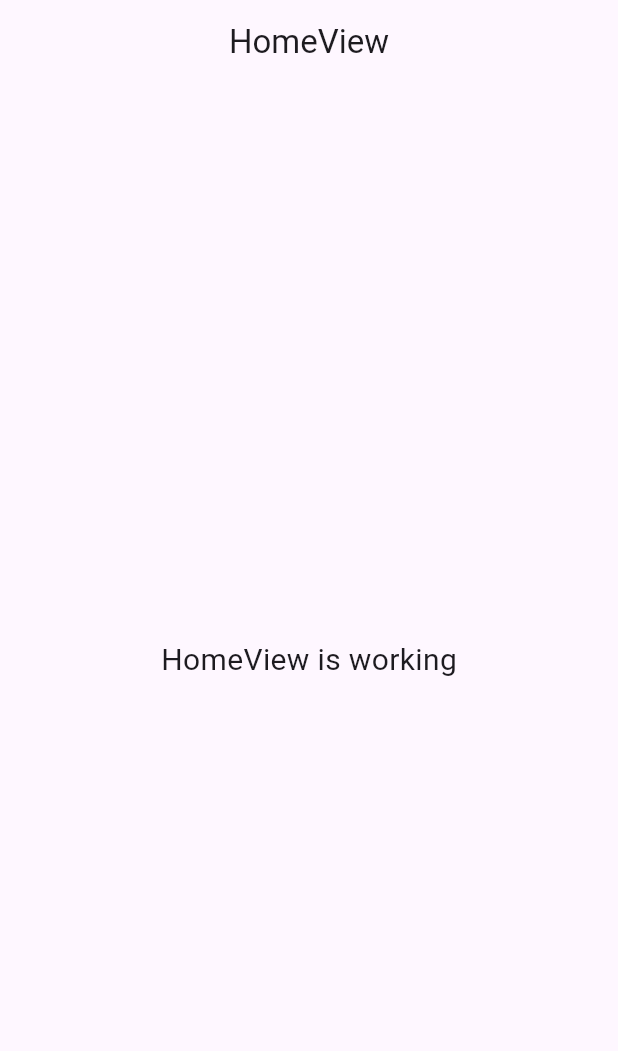
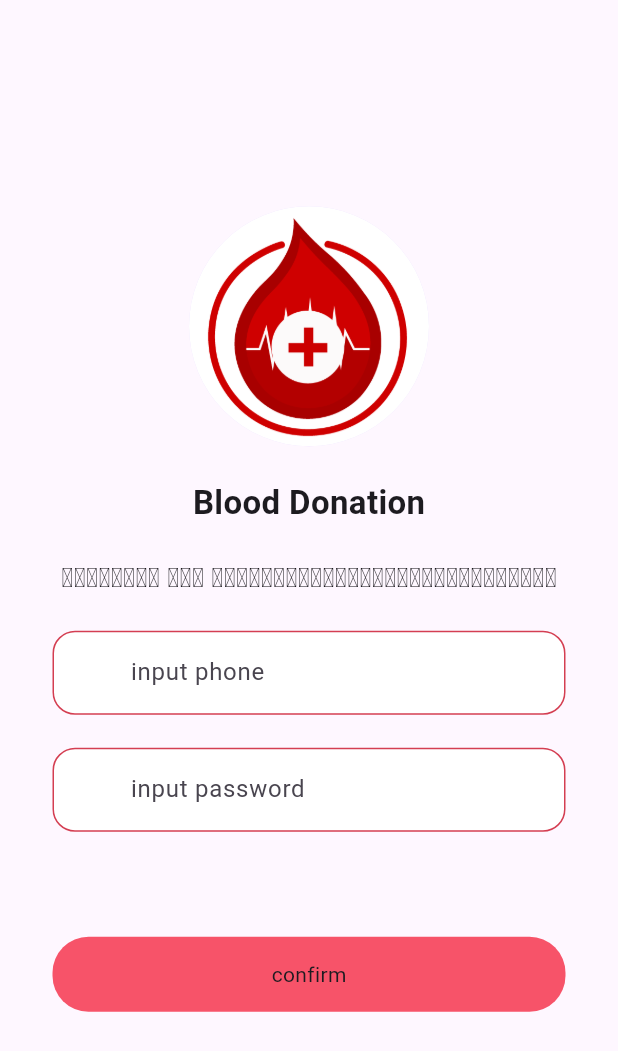
Before and after one commit to cometdigitalagency/hackathon-blood-donation, a Flutter app: the screen it shows after launch, on a phone screen of 412 x 824 dp. Shown: the top 1051 px of the screen. Run offline on Flutter 3.47's test engine with Material 3 defaults, Android fonts, the phone set to English and light mode, and no system bars; our stand-ins replace awesome_dialog, firebase_auth, firebase_core, get, pinput; accounts and stored records are empty; Roboto replaces fonts that are missing (NotoSansLao).

Commit message:
finish set up login+otp

```diff
--- a/hackathon_blood_donation/lib/app/constants/image_constants.dart
+++ b/hackathon_blood_donation/lib/app/constants/image_constants.dart
@@ -1,3 +1,3 @@
 class ImagesConstants {
-  static const String logo = "assets/images/";
+  static const String logo = "assets/image/logo.png";
 }
--- /dev/null
+++ b/hackathon_blood_donation/lib/app/constants/text_constants.dart
@@ -0,0 +1 @@
+const String appName = 'Blood Donation';
--- /dev/null
+++ b/hackathon_blood_donation/lib/app/modules/login/views/login_view.dart
@@ -0,0 +1,96 @@
+import 'package:flutter/material.dart';
+
+import 'package:get/get.dart';
+import 'package:hackathon_blood_donation/app/constants/app_colors.dart';
+
+import 'package:hackathon_blood_donation/app/constants/text_constants.dart';
+import 'package:hackathon_blood_donation/app/modules/login/views/otp_view.dart';
+import 'package:hackathon_blood_donation/app/widgets/custom_button.dart';
+import 'package:hackathon_blood_donation/app/widgets/text_field_input.dart';
+
+import '../controllers/login_controller.dart';
+
+class LoginView extends GetView<LoginController> {
+  const LoginView({Key? key}) : super(key: key);
+  @override
+  Widget build(BuildContext context) {
+    final LoginController controller = Get.put(LoginController());
+    return GestureDetector(
+      onTap: () {
+        FocusScopeNode currentFocus = FocusScope.of(context);
+
+        if (!currentFocus.hasPrimaryFocus) {
+          currentFocus.unfocus();
+        }
+      },
+      child: Scaffold(
+        body: SafeArea(
+          child: Center(
+            child: Padding(
+              padding: const EdgeInsets.symmetric(vertical: 25, horizontal: 35),
+              child: SingleChildScrollView(
+                child: Column(
+                  mainAxisAlignment: MainAxisAlignment.center,
+                  crossAxisAlignment: CrossAxisAlignment.center,
+                  children: [
+                    const CircleAvatar(
+                      backgroundImage: AssetImage("assets/image/logo.png"),
+                      radius: 80,
+                    ),
+                    const SizedBox(height: 22),
+                    const Text(
+                      appName,
+                      style: TextStyle(
+                        fontSize: 22,
+                        fontWeight: FontWeight.bold,
+                        fontFamily: 'Roboto',
+                      ),
+                    ),
+                    const SizedBox(height: 22),
+                    const Text(
+                      'ລົງທະບຽນ ຫຼື ລົງຊື່ເຂົ້າໃຊ້ດ້ວຍເບີໂທລະສັບ',
+                      style: TextStyle(
+                        fontFamily: 'NotoSansLao',
+                        fontWeight: FontWeight.bold,
+                        fontSize: 18,
+                      ),
+                    ),
+                    const SizedBox(height: 22),
+                    TextFieldInput(
+                      controller: controller.phoneController,
+                      hintText: 'input phone',
+                    ),
+                    const SizedBox(height: 22),
+                    Form(
+                      key: controller.formKey,
+                      child: TextFieldInput(
+                        controller: controller.passwordController,
+                        hintText: 'input password',
+                      ),
+                    ),
+                    const SizedBox(height: 70),
+                    SizedBox(
+                      height: 50,
+                      child: InkWell(
+                          child: CustomButton(
+                        color: redMain,
+                        title: 'confirm',
+                        onTap: () {
+                          if (controller.formKey.currentState!.validate()) {
+                            debugPrint('data add success');
+                            controller.verifyPhoneNumber(context: context);
+                          }
+                        },
+                      )),
+                    ),
+                    const SizedBox(height: 12),
+                  ],
+                ),
+              ),
+            ),
+          ),
+        ),
+      ),
+    );
+  }
+}
--- a/hackathon_blood_donation/lib/app/routes/app_routes.dart
+++ b/hackathon_blood_donation/lib/app/routes/app_routes.dart
@@ -4,9 +4,11 @@ part of 'app_pages.dart';
 abstract class Routes {
   Routes._();
   static const HOME = _Paths.HOME;
+  static const LOGIN = _Paths.LOGIN;
 }
 
 abstract class _Paths {
   _Paths._();
   static const HOME = '/home';
+  static const LOGIN = '/login';
 }
--- a/hackathon_blood_donation/lib/app/widgets/text_field_input.dart
+++ b/hackathon_blood_donation/lib/app/widgets/text_field_input.dart
@@ -1,5 +1,6 @@
 import 'package:flutter/material.dart';
 import 'package:flutter/services.dart';
+import 'package:hackathon_blood_donation/app/constants/app_colors.dart';
 
 class TextFieldInput extends StatelessWidget {
   final TextEditingController controller;
@@ -23,13 +24,13 @@ class TextFieldInput extends StatelessWidget {
         focusedBorder: OutlineInputBorder(
           borderRadius: BorderRadius.circular(15),
           borderSide: const BorderSide(
-            color: Colors.blue,
+            color: redDark,
           ),
         ),
         enabledBorder: OutlineInputBorder(
           borderRadius: BorderRadius.circular(15),
           borderSide: const BorderSide(
-            color: Colors.blue,
+            color: redDark,
           ),
         ),
       ),
--- a/hackathon_blood_donation/lib/main.dart
+++ b/hackathon_blood_donation/lib/main.dart
@@ -7,11 +7,13 @@ import 'package:firebase_core/firebase_core.dart';
 import 'firebase_options.dart';
 
 Future<void> main() async {
+  WidgetsFlutterBinding.ensureInitialized();
   await Firebase.initializeApp(
     options: DefaultFirebaseOptions.currentPlatform,
   );
   runApp(
     GetMaterialApp(
+      debugShowCheckedModeBanner: false,
       title: "Application",
       initialRoute: AppPages.INITIAL,
       getPages: AppPages.routes,
--- a/hackathon_blood_donation/pubspec.yaml
+++ b/hackathon_blood_donation/pubspec.yaml
@@ -12,6 +12,8 @@ dependencies:
     sdk: flutter
   awesome_dialog: ^3.1.0
   firebase_core: ^2.22.0
+  pinput: ^3.0.1
+  firebase_auth: ^4.14.0
 
 dev_dependencies:
   flutter_lints: ^2.0.0
```
Also changed, not shown: hackathon_blood_donation/lib/app/modules/login/bindings/login_binding.dart (added, +12 -0 lines), hackathon_blood_donation/lib/app/modules/login/controllers/login_controller.dart (added, +92 -0 lines), hackathon_blood_donation/lib/app/modules/login/views/otp_view.dart (added, +166 -0 lines), hackathon_blood_donation/lib/app/modules/login/widget/pinput_widget.dart (added, +73 -0 lines), hackathon_blood_donation/lib/app/routes/app_pages.dart (+9 -1 lines), hackathon_blood_donation/lib/app/widgets/loading_dialog.dart (added, +30 -0 lines), hackathon_blood_donation/assets/image/logo.png (added), hackathon_blood_donation/pubspec.lock, 5 other files.
